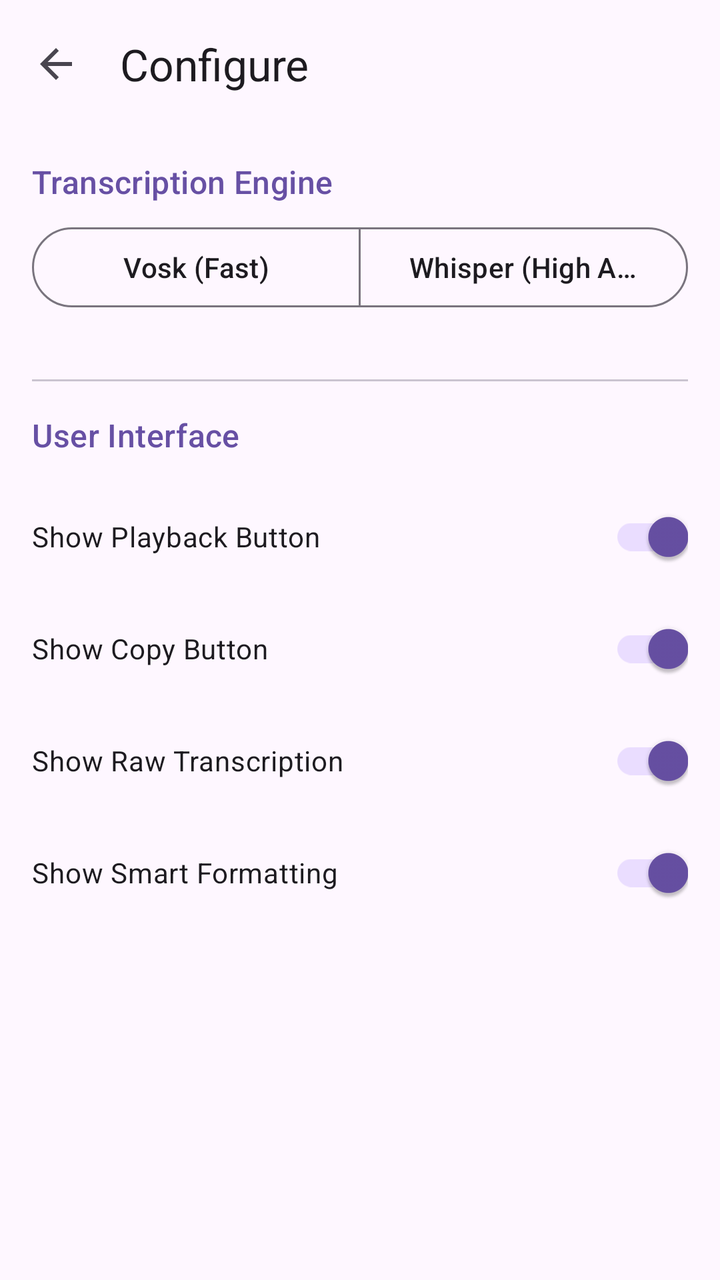
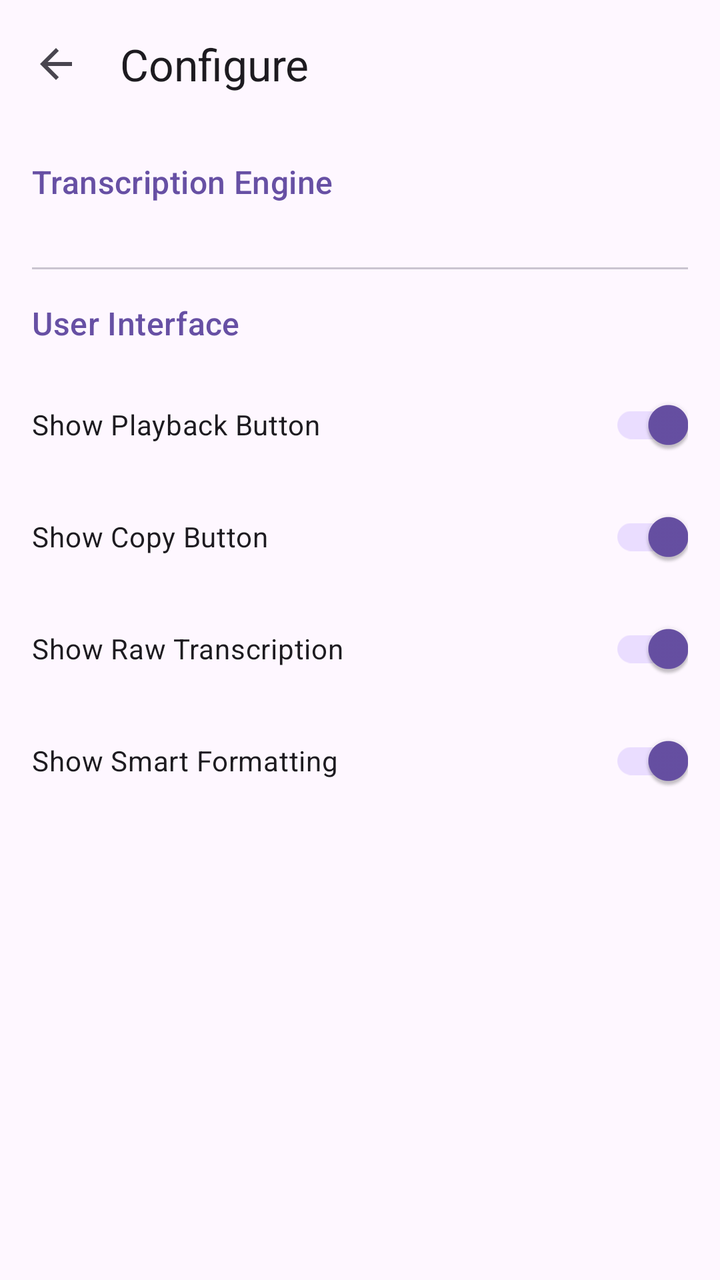

The first picture is an Android layout as it rendered before a commit; the second is the same layout after the commit. The layout source and the unified diff follow.
<!-- AndroidManifest.xml: application theme Theme.AintListening -->
<!-- res/layout/activity_model_management.xml -->
<?xml version="1.0" encoding="utf-8"?>
<androidx.constraintlayout.widget.ConstraintLayout xmlns:android="http://schemas.android.com/apk/res/android"
    xmlns:app="http://schemas.android.com/apk/res-auto"
    android:layout_width="match_parent"
    android:layout_height="match_parent">

    <com.google.android.material.appbar.AppBarLayout
        android:id="@+id/appBarLayout"
        android:layout_width="match_parent"
        android:layout_height="wrap_content"
        app:layout_constraintTop_toTopOf="parent">

        <com.google.android.material.appbar.MaterialToolbar
            android:id="@+id/toolbar"
            android:layout_width="match_parent"
            android:layout_height="?attr/actionBarSize"
            app:title="@string/button_configure"
            app:navigationIcon="@drawable/ic_arrow_back" />

    </com.google.android.material.appbar.AppBarLayout>

    <com.google.android.material.progressindicator.LinearProgressIndicator
        android:id="@+id/progressIndicator"
        android:layout_width="0dp"
        android:layout_height="wrap_content"
        android:indeterminate="true"
        android:visibility="gone"
        app:layout_constraintTop_toBottomOf="@id/appBarLayout"
        app:layout_constraintStart_toStartOf="parent"
        app:layout_constraintEnd_toEndOf="parent" />

    <androidx.core.widget.NestedScrollView
        android:layout_width="0dp"
        android:layout_height="0dp"
        android:clipToPadding="false"
        app:layout_constraintTop_toBottomOf="@id/progressIndicator"
        app:layout_constraintBottom_toBottomOf="parent"
        app:layout_constraintStart_toStartOf="parent"
        app:layout_constraintEnd_toEndOf="parent">

        <LinearLayout
            android:layout_width="match_parent"
            android:layout_height="wrap_content"
            android:orientation="vertical"
            android:padding="16dp">

            <TextView
                android:layout_width="match_parent"
                android:layout_height="wrap_content"
                android:text="@string/label_speech_model"
                android:textAppearance="?attr/textAppearanceTitleMedium"
                android:textColor="?attr/colorPrimary"
                android:layout_marginBottom="8dp" />

            <com.google.android.material.button.MaterialButtonToggleGroup
                android:id="@+id/engineToggleGroup"
                android:layout_width="match_parent"
                android:layout_height="wrap_content"
                android:layout_marginBottom="16dp"
                app:singleSelection="true"
                app:selectionRequired="true">

                <com.google.android.material.button.MaterialButton
                    android:id="@+id/buttonVosk"
                    style="?attr/materialButtonOutlinedStyle"
                    android:layout_width="0dp"
                    android:layout_height="wrap_content"
                    android:layout_weight="1"
                    android:text="@string/engine_vosk" />

                <com.google.android.material.button.MaterialButton
                    android:id="@+id/buttonWhisper"
                    style="?attr/materialButtonOutlinedStyle"
                    android:layout_width="0dp"
                    android:layout_height="wrap_content"
                    android:layout_weight="1"
                    android:text="@string/engine_whisper" />

            </com.google.android.material.button.MaterialButtonToggleGroup>

            <androidx.recyclerview.widget.RecyclerView
                android:id="@+id/modelRecyclerView"
                android:layout_width="match_parent"
                android:layout_height="wrap_content"
                android:nestedScrollingEnabled="false"
                android:clipToPadding="false" />

            <com.google.android.material.divider.MaterialDivider
                android:layout_width="match_parent"
                android:layout_height="wrap_content"
                android:layout_marginTop="16dp"
                android:layout_marginBottom="16dp" />

            <TextView
                android:layout_width="match_parent"
                android:layout_height="wrap_content"
                android:text="@string/label_ui_settings"
                android:textAppearance="?attr/textAppearanceTitleMedium"
                android:textColor="?attr/colorPrimary"
                android:layout_marginBottom="16dp" />

            <com.google.android.material.switchmaterial.SwitchMaterial
                android:id="@+id/switchPlayback"
                android:layout_width="match_parent"
                android:layout_height="wrap_content"
                android:text="@string/label_show_playback"
                android:checked="true"
                android:layout_marginBottom="8dp" />

            <com.google.android.material.switchmaterial.SwitchMaterial
                android:id="@+id/switchCopy"
                android:layout_width="match_parent"
                android:layout_height="wrap_content"
                android:text="@string/label_show_copy"
                android:checked="true"
                android:layout_marginBottom="8dp" />

            <com.google.android.material.switchmaterial.SwitchMaterial
                android:id="@+id/switchRaw"
                android:layout_width="match_parent"
                android:layout_height="wrap_content"
                android:text="@string/label_show_raw"
                android:checked="true"
                android:layout_marginBottom="8dp" />

            <com.google.android.material.switchmaterial.SwitchMaterial
                android:id="@+id/switchSmart"
                android:layout_width="match_parent"
                android:layout_height="wrap_content"
                android:text="@string/label_show_smart"
                android:checked="true"
                android:layout_marginBottom="16dp" />

        </LinearLayout>
    </androidx.core.widget.NestedScrollView>

</androidx.constraintlayout.widget.ConstraintLayout>
<!-- resources referenced by this layout -->
<resources>
  <!-- drawable ic_arrow_back (drawable) -->
  <vector xmlns:android="http://schemas.android.com/apk/res/android"
      android:width="24dp"
      android:height="24dp"
      android:viewportWidth="24"
      android:viewportHeight="24"
      android:tint="?attr/colorControlNormal">
    <path
        android:fillColor="@android:color/white"
        android:pathData="M20,11H7.83l5.59,-5.59L12,4l-8,8 8,8 1.41,-1.41L7.83,13H20v-2z"/>
  </vector>
  <string name="button_configure">Configure</string>
  <string name="engine_vosk">Vosk (Fast)</string>
  <string name="engine_whisper">Whisper (High Accuracy)</string>
  <string name="label_show_copy">Show Copy Button</string>
  <string name="label_show_playback">Show Playback Button</string>
  <string name="label_show_raw">Show Raw Transcription</string>
  <string name="label_show_smart">Show Smart Formatting</string>
  <string name="label_speech_model">Transcription Engine</string>
  <string name="label_ui_settings">User Interface</string>
  <style name="Theme.AintListening" parent="Theme.Material3.DayNight.NoActionBar">
          <item name="android:statusBarColor">@android:color/transparent</item>
          <item name="android:windowLightStatusBar" tools:targetApi="m">false</item>
      </style>
</resources>

<!-- the commit's change to res/layout/activity_model_management.xml (unified diff, before → after) -->
@@ -50,33 +50,7 @@
                 android:text="@string/label_speech_model"
                 android:textAppearance="?attr/textAppearanceTitleMedium"
                 android:textColor="?attr/colorPrimary"
-                android:layout_marginBottom="8dp" />
-
-            <com.google.android.material.button.MaterialButtonToggleGroup
-                android:id="@+id/engineToggleGroup"
-                android:layout_width="match_parent"
-                android:layout_height="wrap_content"
-                android:layout_marginBottom="16dp"
-                app:singleSelection="true"
-                app:selectionRequired="true">
-
-                <com.google.android.material.button.MaterialButton
-                    android:id="@+id/buttonVosk"
-                    style="?attr/materialButtonOutlinedStyle"
-                    android:layout_width="0dp"
-                    android:layout_height="wrap_content"
-                    android:layout_weight="1"
-                    android:text="@string/engine_vosk" />
-
-                <com.google.android.material.button.MaterialButton
-                    android:id="@+id/buttonWhisper"
-                    style="?attr/materialButtonOutlinedStyle"
-                    android:layout_width="0dp"
-                    android:layout_height="wrap_content"
-                    android:layout_weight="1"
-                    android:text="@string/engine_whisper" />
-
-            </com.google.android.material.button.MaterialButtonToggleGroup>
+                android:layout_marginBottom="16dp" />
 
             <androidx.recyclerview.widget.RecyclerView
                 android:id="@+id/modelRecyclerView"
<!-- resource entries referenced after the edit -->
@@ -12,8 +12,6 @@
         android:pathData="M20,11H7.83l5.59,-5.59L12,4l-8,8 8,8 1.41,-1.41L7.83,13H20v-2z"/>
   </vector>
   <string name="button_configure">Configure</string>
-  <string name="engine_vosk">Vosk (Fast)</string>
-  <string name="engine_whisper">Whisper (High Accuracy)</string>
   <string name="label_show_copy">Show Copy Button</string>
   <string name="label_show_playback">Show Playback Button</string>
   <string name="label_show_raw">Show Raw Transcription</string>
